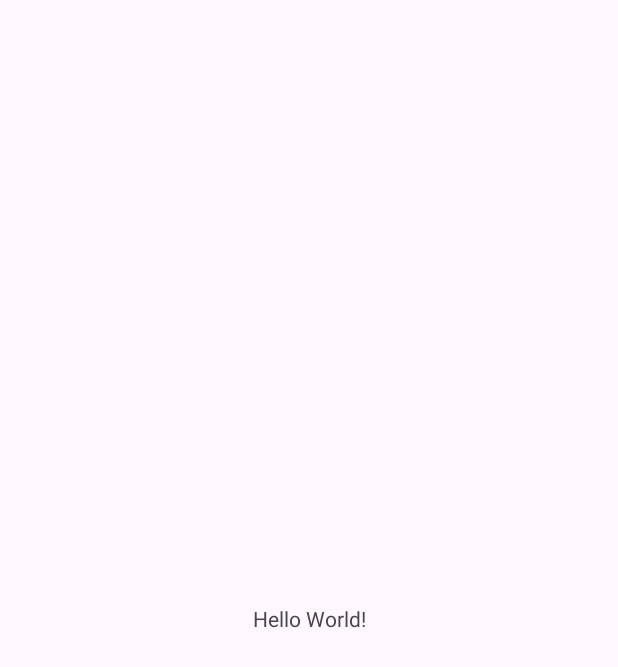
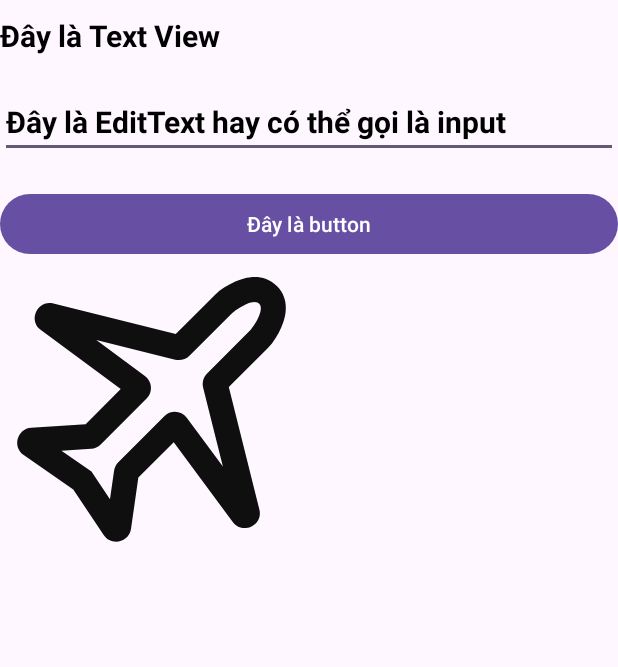
Before and after one commit to NamTranDev/BaiGiangPrm391, an Android app: the screen it shows after launch (MainActivity), on a phone screen of 412 x 824 dp. Before the commit the part shown is almost empty. Shown: the top 667 px of the screen. Run offline under Robolectric (Android 15) with nearby library versions, the phone set to English and light mode, and no system bars.

Commit message:
- Complete demo buổi 2

```diff
--- a/app/src/main/java/nam/tran/baigiangprm391/MainActivity.java
+++ b/app/src/main/java/nam/tran/baigiangprm391/MainActivity.java
@@ -9,6 +9,6 @@ public class MainActivity extends AppCompatActivity {
     @Override
     protected void onCreate(Bundle savedInstanceState) {
         super.onCreate(savedInstanceState);
-        setContentView(R.layout.activity_main);
+        setContentView(R.layout.activity_demo_view_co_ban);
     }
 }
--- /dev/null
+++ b/app/src/main/res/drawable/airplane.xml
@@ -0,0 +1,10 @@
+<vector xmlns:android="http://schemas.android.com/apk/res/android"
+    android:width="800dp"
+    android:height="800dp"
+    android:viewportWidth="24"
+    android:viewportHeight="24">
+  <path
+      android:pathData="M18.829,1.728C19.618,1.372 21.045,0.981 22.146,2.082C23.247,3.182 22.856,4.609 22.5,5.399C22.241,5.974 21.885,6.585 21.434,7.036L18.303,10.167L20.75,19.953C21.069,21.227 19.402,22.014 18.621,20.957L13.9,14.57L11.068,17.402L10.482,21.504C10.326,22.594 8.906,22.916 8.295,22L5.863,18.352L1.895,15.604C0.961,14.958 1.365,13.496 2.498,13.42L6.855,13.13L9.657,10.328L3.271,5.607C2.214,4.826 3,3.159 4.275,3.478L14.061,5.924L17.192,2.793C17.642,2.342 18.254,1.987 18.829,1.728ZM18.583,4.231L15.155,7.659C14.857,7.957 14.424,8.076 14.015,7.974L7.704,6.396L11.593,9.271C12.183,9.707 12.247,10.566 11.729,11.085L8.057,14.757C7.851,14.962 7.578,15.086 7.288,15.105L4.916,15.264L7.316,16.925L8.798,19.148L9.126,16.856C9.162,16.599 9.281,16.36 9.465,16.177L13.143,12.499C13.661,11.98 14.52,12.044 14.956,12.634L17.831,16.524L16.253,10.212C16.151,9.803 16.271,9.371 16.569,9.073L19.997,5.645C20.081,5.545 20.441,5.101 20.677,4.577C20.965,3.938 20.883,3.648 20.732,3.496C20.58,3.344 20.289,3.263 19.65,3.551C19.127,3.787 18.683,4.146 18.583,4.231Z"
+      android:fillColor="#0F0F0F"
+      android:fillType="evenOdd"/>
+</vector>
--- a/app/src/main/res/layout/activity_demo_view_co_ban.xml
+++ b/app/src/main/res/layout/activity_demo_view_co_ban.xml
@@ -4,4 +4,40 @@
     android:layout_width="match_parent"
     android:layout_height="match_parent">
 
+    <TextView
+        android:id="@+id/tv"
+        android:layout_width="match_parent"
+        android:layout_height="wrap_content"
+        android:layout_marginTop="10dp"
+        android:text="Đây là Text View"
+        android:textColor="@color/black"
+        android:textSize="20sp"
+        android:textStyle="bold"/>
+
+    <EditText
+        android:id="@+id/edt"
+        android:layout_width="match_parent"
+        android:layout_height="wrap_content"
+        android:layout_marginTop="20dp"
+        android:text="Đây là EditText hay có thể gọi là input"
+        android:textColor="@color/black"
+        android:textSize="20sp"
+        android:textStyle="bold"
+        android:inputType="text"/>
+
+    <Button
+        android:id="@+id/btn"
+        android:layout_width="match_parent"
+        android:layout_height="wrap_content"
+        android:layout_marginTop="20dp"
+        android:text="Đây là button"
+        android:textColor="@color/white"/>
+
+    <ImageView
+        android:id="@+id/iv"
+        android:layout_width="200dp"
+        android:layout_height="200dp"
+        android:src="@drawable/airplane"
+        android:scaleType="centerInside"/>
+
 </LinearLayout>
```
Also changed, not shown: app/src/main/res/layout/activity_demo_constrain_layout.xml (+39 -1 lines), app/src/main/res/layout/activity_demo_frame_layout.xml (+24 -0 lines), app/src/main/res/layout/activity_demo_linear_layout.xml (+21 -0 lines), app/src/main/res/layout/activity_demo_relative_layout.xml (+22 -0 lines), app/src/main/res/layout/activity_demo_thuoc_tinh_cua_view.xml (deleted, +0 -7 lines), app/src/main/res/drawable/vegeta.jpg (added), gradle/wrapper/gradle-wrapper.properties.
